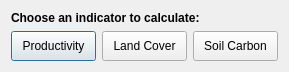
This is LDMP/gui/DlgCalculate.ui in ConservationInternational/trends.earth as Qt 5 draws it before an edit. The edited form follows.
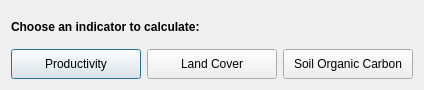
This is the edited form.

Commit message: Allow users to name output files from downloads.

What changed in the file:
```diff
--- a/LDMP/gui/DlgCalculate.ui
+++ b/LDMP/gui/DlgCalculate.ui
@@ -9,8 +9,8 @@
    <rect>
     <x>0</x>
     <y>0</y>
-    <width>289</width>
-    <height>67</height>
+    <width>424</width>
+    <height>90</height>
    </rect>
   </property>
   <property name="sizePolicy">
@@ -71,7 +71,7 @@
       </size>
      </property>
      <property name="text">
-      <string>Soil Carbon</string>
+      <string>Soil Organic Carbon</string>
      </property>
     </widget>
    </item>
```
The commit also changes 2 other files.
